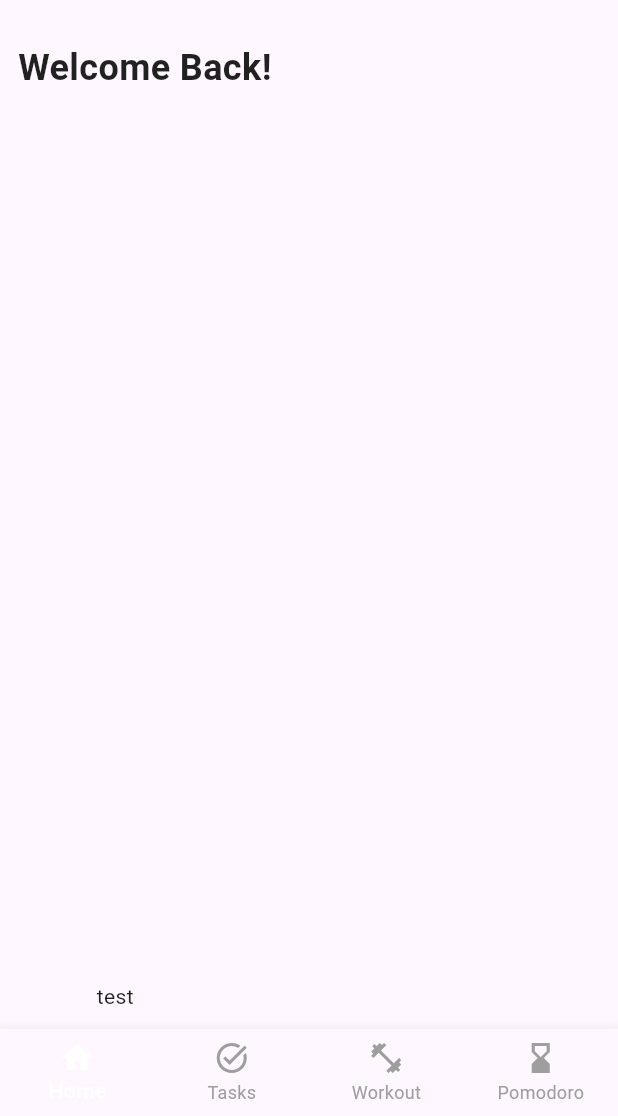
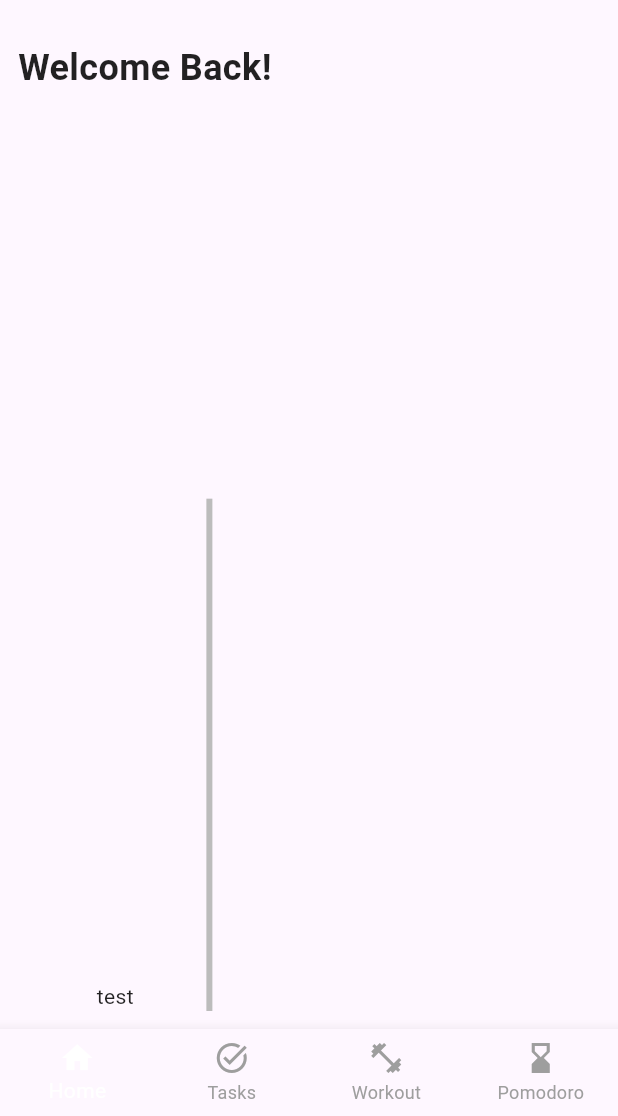
Before and after one commit to gubacsiaronmate/NeumannVerseny, a Flutter app: the HomePage screen opened by its route, scrolled down 444 dp, on a phone screen of 412 x 824 dp, the part 120-1236 px from its top. Run offline on Flutter 3.47's test engine with Material 3 defaults, Android fonts, the light colour scheme and no system bars; our stand-ins replace appwrite, flutter_svg, go_router, lottie, pinput; Roboto replaces fonts that are missing (Urbanist-SemiBold).

Commit message:
pomodoro progress

```diff
--- a/lib/screens/home_page.dart
+++ b/lib/screens/home_page.dart
@@ -1,6 +1,11 @@
-import 'package:flutter/cupertino.dart';
 import 'package:flutter/material.dart';
-import 'package:flutter_svg/svg.dart';
+import '../widgets/app_bar.dart';
+import '../widgets/end_drawer.dart';
+import '../widgets/bottom_navigation_bar.dart';
+import '../screens/tasks_page.dart' as tasks;
+import '../screens/workout_page.dart' as workout;
+import '../screens/pomodoro_page.dart' as pomodoro;
+import '../widgets/page_content.dart';
 
 class HomePage extends StatefulWidget {
   const HomePage({super.key});
@@ -13,144 +18,24 @@ class _HomePageState extends State<HomePage> {
   int _currentIndex = 0;
 
   final List<Widget> _pages = [
-    const SingleChildScrollView(
-      child: Column(
-        children: [
-          Text('Home Page Content'),
-          SizedBox(height: 1000), // Add more space to make it scrollable
-          Text('test'),
-        ],
-      ),
-    ),
-    const SingleChildScrollView(
-      child: Column(
-        children: [
-          Text('Tasks Page Content'),
-          SizedBox(height: 1000),
-          Text('test'),
-        ],
-      ),
-    ),
-    const SingleChildScrollView(
-      child: Column(
-        children: [
-          Text('Workout Page Content'),
-          SizedBox(height: 1000),
-          Text('test'),
-        ],
-      ),
-    ),
-    const SingleChildScrollView(
-      child: Column(
-        children: [
-          Text('Pomodoro Page Content'),
-          SizedBox(height: 1000),
-          Text('test'),
-        ],
-      ),
-    ),
+    const PageContent(content: 'Home Page Content'),
+    const tasks.TasksPage(),
+    const workout.WorkoutPage(),
+    const pomodoro.PomodoroPage(),
   ];
 
   @override
   Widget build(BuildContext context) {
     return Scaffold(
-      appBar: AppBar(
-        automaticallyImplyLeading: false,
-        toolbarHeight: 80.0,
-        title: const Text(
-          "onTime",
-          style: TextStyle(
-            fontFamily: "Urbanist-SemiBold",
-            fontSize: 28,
-            fontWeight: FontWeight.w700,
-          ),
-        ),
-        centerTitle: false,
-        actions: [
-          IconButton(
-            iconSize: 30.0,
-            onPressed: () {},
-            icon: const Icon(Icons.notifications_none_rounded),
-          ),
-          Padding(
-            padding: const EdgeInsets.symmetric(horizontal: 8.0),
-            child: Builder(
-              builder: (context) => IconButton(
-                iconSize: 30.0,
-                onPressed: () {
-                  Scaffold.of(context).openEndDrawer();
-                },
-                icon: const Icon(Icons.menu_rounded),
-              ),
-            ),
-          ),
-        ],
-      ),
-      endDrawer: Drawer(
-        child: ListView(
-          padding: EdgeInsets.zero,
-          children: <Widget>[
-            const DrawerHeader(
-              decoration: BoxDecoration(
-                color: Colors.blue,
-              ),
-              child: Text(
-                'Menu',
-                style: TextStyle(
-                  color: Colors.white,
-                  fontSize: 24,
-                ),
-              ),
-            ),
-            ListTile(
-              leading: const Icon(Icons.home),
-              title: const Text('Home'),
-              onTap: () {
-                setState(() {
-                  _currentIndex = 0;
-                });
-                Navigator.pop(context);
-              },
-            ),
-            ListTile(
-              leading: const Icon(Icons.task_alt_outlined),
-              title: const Text('Tasks'),
-              onTap: () {
-                setState(() {
-                  _currentIndex = 1;
-                });
-                Navigator.pop(context);
-              },
-            ),
-            ListTile(
-              leading: const Icon(Icons.fitness_center),
-              title: const Text('Workout'),
-              onTap: () {
-                setState(() {
-                  _currentIndex = 2;
-                });
-                Navigator.pop(context);
-              },
-            ),
-            ListTile(
-              leading: const Icon(Icons.hourglass_bottom),
-              title: const Text('Pomodoro'),
-              onTap: () {
-                setState(() {
-                  _currentIndex = 3;
-                });
-                Navigator.pop(context);
-              },
-            ),
-          ],
-        ),
-      ),
+      appBar: const CustomAppBar(),
+      endDrawer: const CustomEndDrawer(),
       body: SafeArea(
         child: Padding(
           padding: const EdgeInsets.all(12.0),
           child: Column(
             crossAxisAlignment: CrossAxisAlignment.start,
             children: [
+              if (_currentIndex == 0)
                 const Padding(
                   padding: EdgeInsets.symmetric(vertical: 16.0),
                   child: Text(
@@ -163,41 +48,21 @@ class _HomePageState extends State<HomePage> {
                   ),
                 ),
               Expanded(
+                child: Scrollbar(
                   child: _pages[_currentIndex],
+                ),
               ),
             ],
           ),
         ),
       ),
-      bottomNavigationBar: BottomNavigationBar(
+      bottomNavigationBar: CustomBottomNavigationBar(
         currentIndex: _currentIndex,
         onTap: (index) {
           setState(() {
             _currentIndex = index;
           });
         },
-        items: const [
-          BottomNavigationBarItem(
-            icon: Icon(Icons.home),
-            label: 'Home',
-          ),
-          BottomNavigationBarItem(
-            icon: Icon(Icons.task_alt_outlined),
-            label: 'Tasks',
-          ),
-          BottomNavigationBarItem(
-            icon: Icon(Icons.fitness_center),
-            label: 'Workout',
-          ),
-          BottomNavigationBarItem(
-            icon: Icon(Icons.hourglass_bottom),
-            label: 'Pomodoro',
-          ),
-        ],
-        selectedItemColor: Colors.white,
-        unselectedItemColor: Colors.grey,
-        showUnselectedLabels: true,
-        type: BottomNavigationBarType.fixed,
       ),
     );
   }
--- /dev/null
+++ b/lib/widgets/app_bar.dart
@@ -0,0 +1,44 @@
+import 'package:flutter/material.dart';
+
+class CustomAppBar extends StatelessWidget implements PreferredSizeWidget {
+  const CustomAppBar({super.key});
+
+  @override
+  Widget build(BuildContext context) {
+    return AppBar(
+      automaticallyImplyLeading: false,
+      toolbarHeight: 80.0,
+      title: const Text(
+        "onTime",
+        style: TextStyle(
+          fontFamily: "Urbanist-SemiBold",
+          fontSize: 28,
+          fontWeight: FontWeight.w700,
+        ),
+      ),
+      centerTitle: false,
+      actions: [
+        IconButton(
+          iconSize: 30.0,
+          onPressed: () {},
+          icon: const Icon(Icons.notifications_none_rounded),
+        ),
+        Padding(
+          padding: const EdgeInsets.symmetric(horizontal: 8.0),
+          child: Builder(
+            builder: (context) => IconButton(
+              iconSize: 30.0,
+              onPressed: () {
+                Scaffold.of(context).openEndDrawer();
+              },
+              icon: const Icon(Icons.menu_rounded),
+            ),
+          ),
+        ),
+      ],
+    );
+  }
+
+  @override
+  Size get preferredSize => const Size.fromHeight(80.0);
+}
--- /dev/null
+++ b/lib/widgets/bottom_navigation_bar.dart
@@ -0,0 +1,42 @@
+import 'package:flutter/material.dart';
+
+class CustomBottomNavigationBar extends StatelessWidget {
+  final int currentIndex;
+  final Function(int) onTap;
+
+  const CustomBottomNavigationBar({
+    super.key,
+    required this.currentIndex,
+    required this.onTap,
+  });
+
+  @override
+  Widget build(BuildContext context) {
+    return BottomNavigationBar(
+      currentIndex: currentIndex,
+      onTap: onTap,
+      items: const [
+        BottomNavigationBarItem(
+          icon: Icon(Icons.home),
+          label: 'Home',
+        ),
+        BottomNavigationBarItem(
+          icon: Icon(Icons.task_alt_outlined),
+          label: 'Tasks',
+        ),
+        BottomNavigationBarItem(
+          icon: Icon(Icons.fitness_center),
+          label: 'Workout',
+        ),
+        BottomNavigationBarItem(
+          icon: Icon(Icons.hourglass_bottom),
+          label: 'Pomodoro',
+        ),
+      ],
+      selectedItemColor: Colors.white,
+      unselectedItemColor: Colors.grey,
+      showUnselectedLabels: true,
+      type: BottomNavigationBarType.fixed,
+    );
+  }
+}
--- /dev/null
+++ b/lib/widgets/page_content.dart
@@ -0,0 +1,20 @@
+import 'package:flutter/material.dart';
+
+class PageContent extends StatelessWidget {
+  final String content;
+
+  const PageContent({super.key, required this.content});
+
+  @override
+  Widget build(BuildContext context) {
+    return SingleChildScrollView(
+      child: Column(
+        children: [
+          Text(content),
+          const SizedBox(height: 1000),
+          const Text('test'),
+        ],
+      ),
+    );
+  }
+}
```
Also changed, not shown: lib/screens/authentication_ui.dart (+4 -3 lines), lib/screens/pomodoro_page.dart (added, +122 -0 lines), lib/screens/tasks_page.dart (added, +18 -0 lines), lib/screens/workout_page.dart (added, +18 -0 lines), lib/widgets/end_drawer.dart (added, +35 -0 lines). Lines whose indentation alone changed are shown as unchanged.
